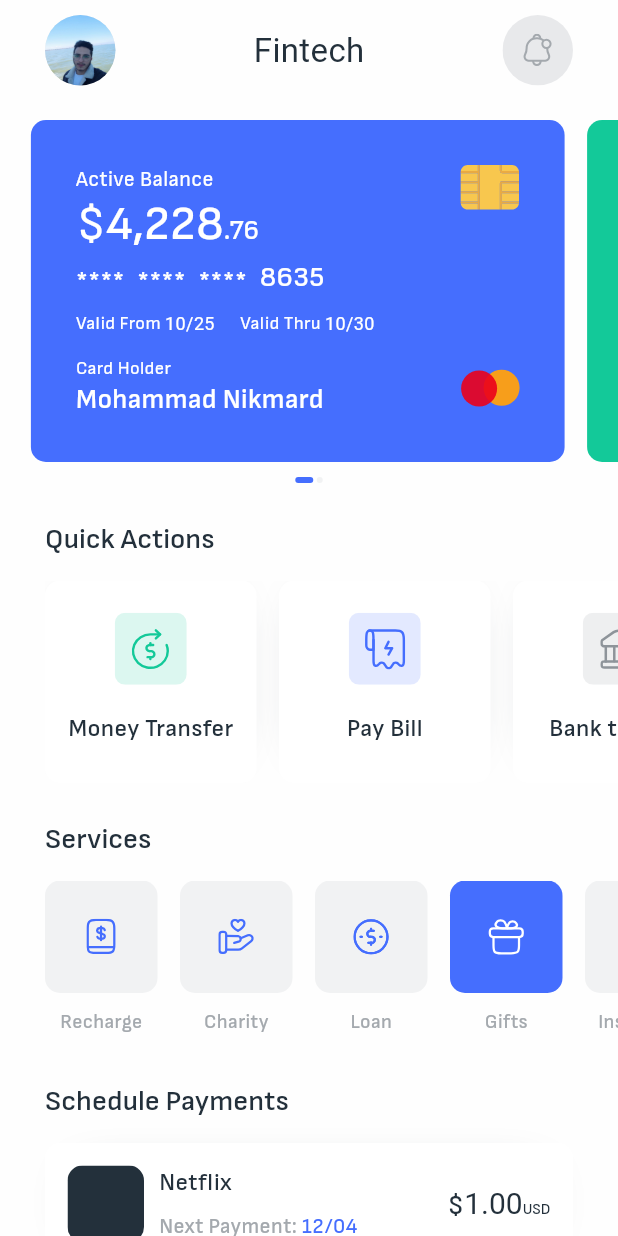
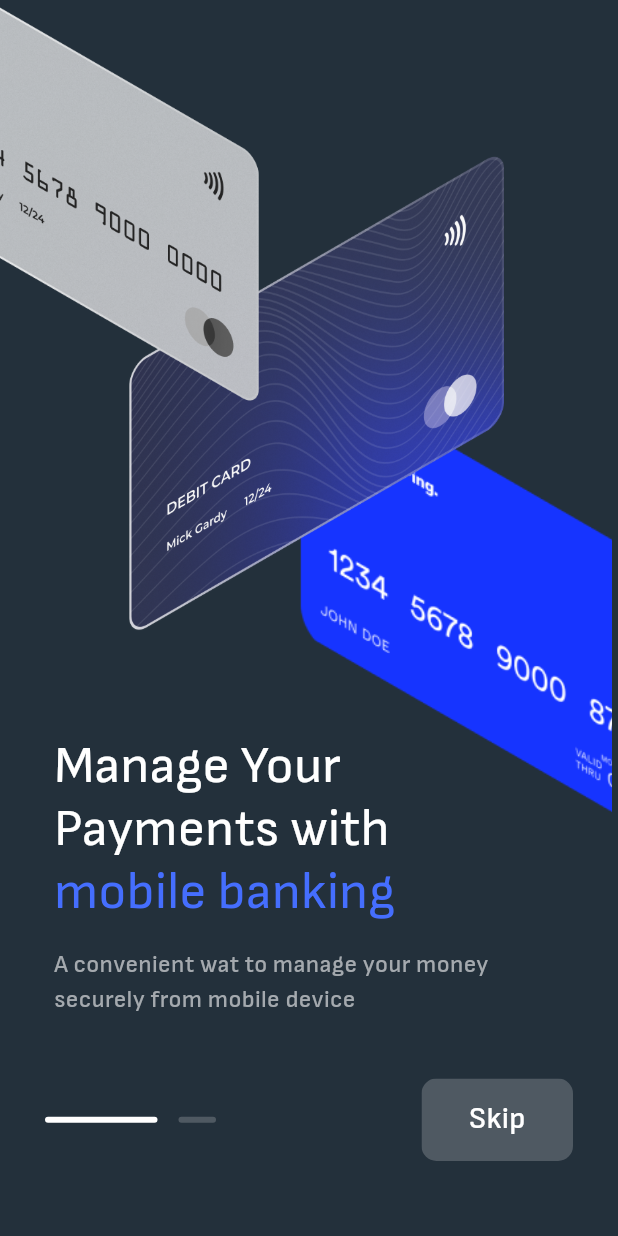
Before and after one commit to Mohammad-Nikmard/Fintech, a Flutter app: the screen it shows after launch, on a phone screen of 412 x 824 dp. Run offline on Flutter 3.47's test engine with Material 3 defaults, Android fonts, the phone set to English and light mode, and no system bars; drawn by our look-alikes of smooth_page_indicator; our stand-ins replace flutter_svg, flutter_switch, get_it, page_transition, pinput; Roboto replaces fonts that are missing (SB); project files that could hold a hidden picture were left out.

Commit message:
feat: add onborading screen and its connections

```diff
--- a/lib/main.dart
+++ b/lib/main.dart
@@ -1,6 +1,6 @@
 import 'package:fintech/DI/service_locator.dart';
 import 'package:fintech/theme/light_theme.dart';
-import 'package:fintech/ui/home_screen.dart';
+import 'package:fintech/ui/splash_screen.dart';
 import 'package:flutter/material.dart';
 
 void main() {
@@ -16,7 +16,7 @@ class MyApp extends StatelessWidget {
   Widget build(BuildContext context) {
     return MaterialApp(
       debugShowCheckedModeBanner: false,
-      home: HomeScreen(
+      home: SplashScreen(
         mediaQuery: locator.get(),
         nav: locator.get(),
       ),
--- /dev/null
+++ b/lib/ui/onboardings.dart
@@ -0,0 +1,238 @@
+import 'package:fintech/constatns/color_constants.dart';
+import 'package:fintech/ui/login_screen.dart';
+import 'package:fintech/util/mediaquery_handler.dart';
+import 'package:fintech/util/navigator.dart';
+import 'package:flutter/material.dart';
+import 'package:smooth_page_indicator/smooth_page_indicator.dart';
+
+class OnboardingsScreen extends StatefulWidget {
+  const OnboardingsScreen({
+    super.key,
+    required this.mediaQuery,
+    required this.nav,
+  });
+  final MediaQueryHandler mediaQuery;
+  final NavigatorHandler nav;
+
+  @override
+  State<OnboardingsScreen> createState() => _OnboardingsScreenState();
+}
+
+class _OnboardingsScreenState extends State<OnboardingsScreen> {
+  late PageController controller;
+
+  @override
+  void initState() {
+    super.initState();
+    controller = PageController();
+  }
+
+  @override
+  void dispose() {
+    controller.dispose();
+    super.dispose();
+  }
+
+  @override
+  Widget build(BuildContext context) {
+    return Scaffold(
+      backgroundColor: AppColor.blackColor,
+      body: Stack(
+        alignment: AlignmentDirectional.bottomCenter,
+        children: [
+          Positioned(
+            bottom: 122,
+            child: SizedBox(
+              height: 213,
+              width: widget.mediaQuery.screenWidth(context),
+              child: PageView(
+                controller: controller,
+                children: [
+                  Column(
+                    children: [
+                      SizedBox(
+                        width: 340,
+                        child: RichText(
+                          text: const TextSpan(
+                            children: [
+                              TextSpan(
+                                text: 'Manage Your Payments with  ',
+                                style: TextStyle(
+                                  fontFamily: 'SR',
+                                  fontSize: 35,
+                                  color: Colors.white,
+                                ),
+                              ),
+                              TextSpan(
+                                text: 'mobile banking',
+                                style: TextStyle(
+                                  fontFamily: 'SR',
+                                  fontSize: 35,
+                                  color: AppColor.blueColor,
+                                ),
+                              ),
+                            ],
+                          ),
+                        ),
+                      ),
+                      const SizedBox(height: 17),
+                      const SizedBox(
+                        width: 340,
+                        height: 52,
+                        child: Text(
+                          'A convenient wat to manage your money securely from mobile device',
+                          style: TextStyle(
+                            fontFamily: 'SM',
+                            fontSize: 16,
+                            color: AppColor.greyColor400,
+                          ),
+                        ),
+                      ),
+                    ],
+                  ),
+                  Column(
+                    children: [
+                      SizedBox(
+                        width: 340,
+                        child: RichText(
+                          text: const TextSpan(
+                            children: [
+                              TextSpan(
+                                text:
+                                    'A loan for every       dream with          ',
+                                style: TextStyle(
+                                  fontFamily: 'SR',
+                                  fontSize: 35,
+                                  color: Colors.white,
+                                ),
+                              ),
+                              TextSpan(
+                                text: 'mobile banking',
+                                style: TextStyle(
+                                  fontFamily: 'SR',
+                                  fontSize: 35,
+                                  color: AppColor.blueColor,
+                                ),
+                              ),
+                            ],
+                          ),
+                        ),
+                      ),
+                      const SizedBox(height: 17),
+                      const SizedBox(
+                        width: 340,
+                        height: 52,
+                        child: Text(
+                          'A loan facility that provides you financial assistance whenever you need.',
+                          style: TextStyle(
+                            fontFamily: 'SM',
+                            fontSize: 16,
+                            color: AppColor.greyColor400,
+                          ),
+                        ),
+                      ),
+                    ],
+                  ),
+                ],
+              ),
+            ),
+          ),
+          Padding(
+            padding: const EdgeInsets.only(left: 30, right: 30, bottom: 50),
+            child: SizedBox(
+              width: widget.mediaQuery.screenWidth(context),
+              child: Row(
+                children: [
+                  SmoothPageIndicator(
+                    controller: controller,
+                    count: 2,
+                    effect: const ExpandingDotsEffect(
+                      dotHeight: 4,
+                      dotWidth: 25,
+                      spacing: 14,
+                      dotColor: Color(0xff4F5962),
+                      activeDotColor: Colors.white,
+                    ),
+                  ),
+                  const Spacer(),
+                  ClipRRect(
+                    borderRadius: const BorderRadius.all(
+                      Radius.circular(10),
+                    ),
+                    child: ColoredBox(
+                      color: const Color(0xff4F5962),
+                      child: GestureDetector(
+                        onTap: () {
+                          if (controller.page! == 1) {
+                            widget.nav.fadeNav(
+                              context,
+                              LoginScreen(
+                                navigator: widget.nav,
+                                mediaQuery: widget.mediaQuery,
+                              ),
+                            );
+                          } else {
+                            controller.nextPage(
+                              duration: const Duration(milliseconds: 400),
+                              curve: Curves.ease,
+                            );
+                          }
+                        },
+                        child: const SizedBox(
+                          height: 55,
+                          width: 101,
+                          child: Center(
+                            child: Text(
+                              'Skip',
+                              style: TextStyle(
+                                fontFamily: 'SM',
+                                fontSize: 20,
+                                color: Colors.white,
+                              ),
+                            ),
+                          ),
+                        ),
+                      ),
+                    ),
+                  ),
+                ],
+              ),
+            ),
+          ),
+          Stack(
+            children: [
+              Positioned(
+                right: -55,
+                top: 240,
+                child: Image.asset(
+                  'assets/images/onBoarding_card3.png',
+                  height: 326,
+                  width: 326,
+                ),
+              ),
+              Positioned(
+                right: 0,
+                left: 10,
+                top: 99,
+                child: Image.asset(
+                  'assets/images/onBoarding_card2.png',
+                  height: 326,
+                  width: 326,
+                ),
+              ),
+              Positioned(
+                left: -55,
+                top: 0,
+                child: Image.asset(
+                  'assets/images/onBoarding_card1.png',
+                  height: 272,
+                  width: 272,
+                ),
+              ),
+            ],
+          ),
+        ],
+      ),
+    );
+  }
+}
--- a/lib/ui/splash_screen.dart
+++ b/lib/ui/splash_screen.dart
@@ -1,8 +1,34 @@
 import 'package:fintech/constatns/color_constants.dart';
+import 'package:fintech/ui/onboardings.dart';
+import 'package:fintech/util/mediaquery_handler.dart';
+import 'package:fintech/util/navigator.dart';
 import 'package:flutter/material.dart';
 
-class SplashScreen extends StatelessWidget {
-  const SplashScreen({super.key});
+class SplashScreen extends StatefulWidget {
+  const SplashScreen({
+    super.key,
+    required this.mediaQuery,
+    required this.nav,
+  });
+  final MediaQueryHandler mediaQuery;
+  final NavigatorHandler nav;
+
+  @override
+  State<SplashScreen> createState() => _SplashScreenState();
+}
+
+class _SplashScreenState extends State<SplashScreen> {
+  @override
+  void initState() {
+    super.initState();
+
+    Future.delayed(const Duration(seconds: 5), () {
+      widget.nav.fadeNav(
+        context,
+        OnboardingsScreen(mediaQuery: widget.mediaQuery, nav: widget.nav),
+      );
+    });
+  }
 
   @override
   Widget build(BuildContext context) {
```
Also changed, not shown: lib/ui/login_screen.dart (+27 -8 lines), lib/ui/set_fingerprin_screen.dart (+9 -1 lines), lib/ui/signup_screen.dart (+27 -8 lines), assets/images/onBoarding_card1.png (added), assets/images/onBoarding_card2.png (added), assets/images/onBoarding_card3.png (added).
